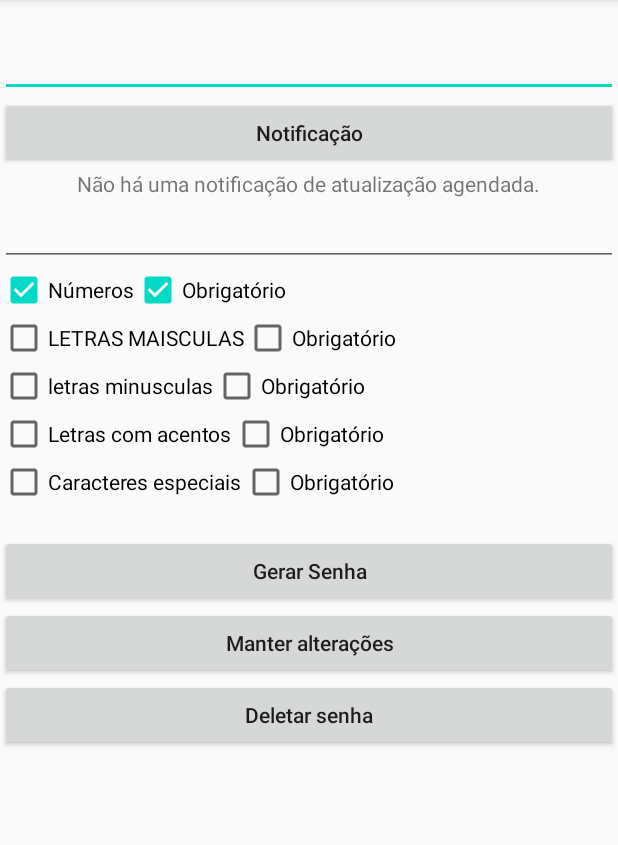
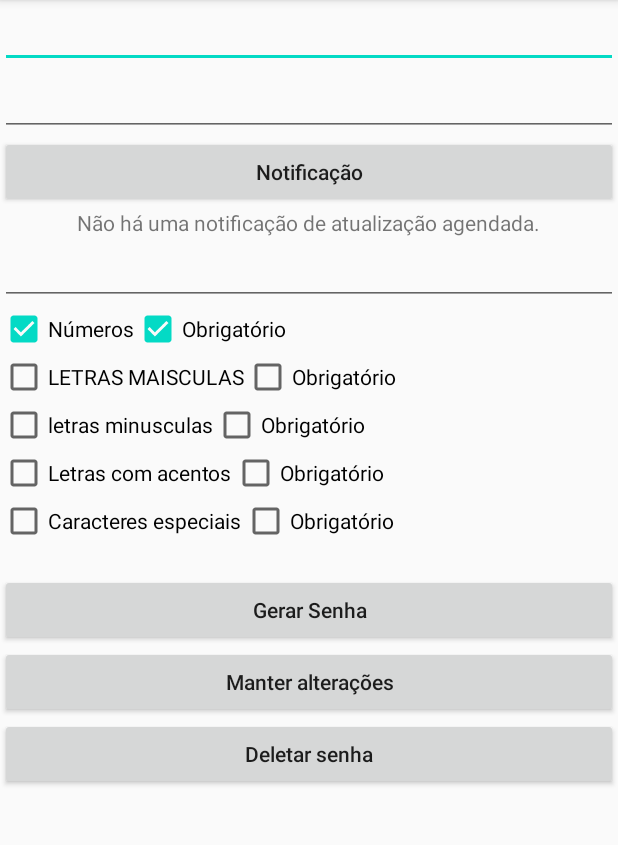
Before and after one commit to willigro/notify-password, an Android app: the ManagerPasswordActivity screen opened directly, with no data from a screen before it, after a tap on "Gerar Senha", on a phone screen of 412 x 824 dp, the part 84-929 px from its top. Run offline under Robolectric (Android 15) with nearby library versions, the phone set to English and light mode, and no system bars; our stand-ins replace Room's generated code; libraries missing offline, so code that uses them is left out: com.rittmann.androidtools, com.rittmann.baselifecycle, com.rittmann.widgets, org.kodein.di; 16 statements that could not run were skipped.

Commit message:
Allow edit the password and save the manager just when the button to keep is triggered

```diff
--- a/app/src/main/java/com/rittmann/passwordnotify/ui/managerpassword/ManagerPasswordActivity.kt
+++ b/app/src/main/java/com/rittmann/passwordnotify/ui/managerpassword/ManagerPasswordActivity.kt
@@ -23,10 +23,10 @@ import kotlinx.android.synthetic.main.activity_manager_password.btnDelete
 import kotlinx.android.synthetic.main.activity_manager_password.btnGeneratePassword
 import kotlinx.android.synthetic.main.activity_manager_password.btnScheduleNotification
 import kotlinx.android.synthetic.main.activity_manager_password.btnUpdaterManager
+import kotlinx.android.synthetic.main.activity_manager_password.edtGeneratedPassword
 import kotlinx.android.synthetic.main.activity_manager_password.edtName
 import kotlinx.android.synthetic.main.activity_manager_password.labelNotificationDescription
 import kotlinx.android.synthetic.main.activity_manager_password.labelNotificationsNotFound
-import kotlinx.android.synthetic.main.activity_manager_password.txtGeneratedPassword
 import kotlinx.android.synthetic.main.password_permissions.checkAccent
 import kotlinx.android.synthetic.main.password_permissions.checkLowerCase
 import kotlinx.android.synthetic.main.password_permissions.checkNumbers
@@ -119,17 +119,14 @@ class ManagerPasswordActivity : BaseAppActivity() {
     private fun initObservers() {
         viewModel.apply {
             getGeneratedPassword().observe(this@ManagerPasswordActivity, {
-                generateManagerPermission().also { manager ->
-                    manager.password = it
-                    viewModel.updateManager(manager)
-                }
+                edtGeneratedPassword.setText(it)
             })
 
             getManagerPasswordData().observe(this@ManagerPasswordActivity, {
                 it?.also {
                     managerPassword = it
 
-                    txtGeneratedPassword.text = it.password
+                    edtGeneratedPassword.setText(it.password)
 
                     edtName.setText(it.name)
                     edtLength.setText(it.length)
@@ -241,7 +238,7 @@ class ManagerPasswordActivity : BaseAppActivity() {
             Pair(checkLowerCase.isChecked, checkRequiredLowerCase.isChecked),
             Pair(checkAccent.isChecked, checkRequiredAccent.isChecked),
             Pair(checkSpecial.isChecked, checkRequiredSpecial.isChecked),
-            password = txtGeneratedPassword.text.toString()
+            password = edtGeneratedPassword.text.toString()
         )
     }
 
--- a/app/src/main/res/layout/activity_manager_password.xml
+++ b/app/src/main/res/layout/activity_manager_password.xml
@@ -11,10 +11,10 @@
         android:layout_height="wrap_content"
         android:orientation="vertical">
 
-        <TextView
-            android:id="@+id/txtGeneratedPassword"
-            style="@style/TextView"
-            android:layout_gravity="center" />
+        <EditText
+            android:id="@+id/edtGeneratedPassword"
+            style="@style/EditText" />
+
 
         <EditText
             android:id="@+id/edtName"
```
